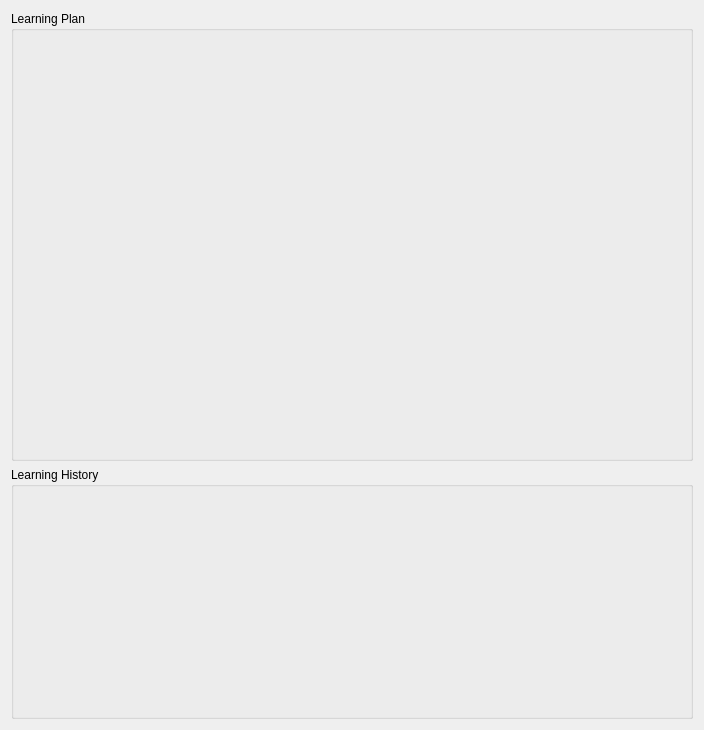
Qt form 01_SOURCES/Skills_Training_Info/TrainingDisplay.ui (AngryBirdTeam/SkillMatrix) before a commit.
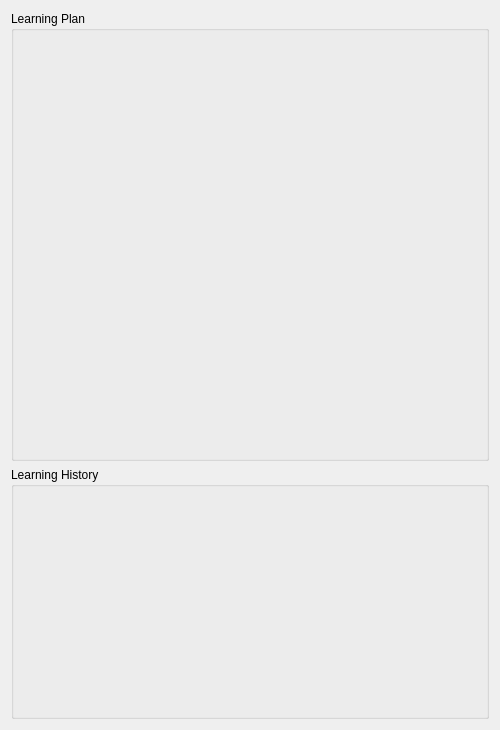
The same form after that commit.

Commit message: Dock widget Resize fix sample graph enable with compiler argument added .gitignore added

```diff
--- a/01_SOURCES/Skills_Training_Info/TrainingDisplay.ui
+++ b/01_SOURCES/Skills_Training_Info/TrainingDisplay.ui
@@ -6,7 +6,7 @@
    <rect>
     <x>0</x>
     <y>0</y>
-    <width>704</width>
+    <width>500</width>
     <height>730</height>
    </rect>
   </property>
```
The commit also changes 5 other files.
